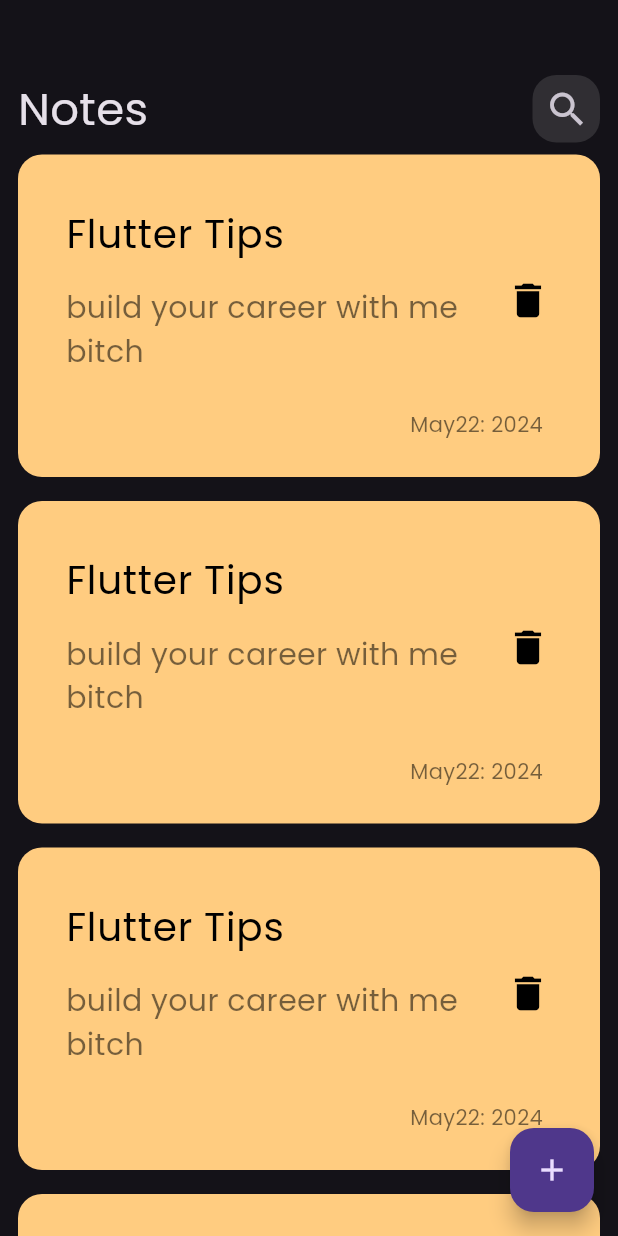
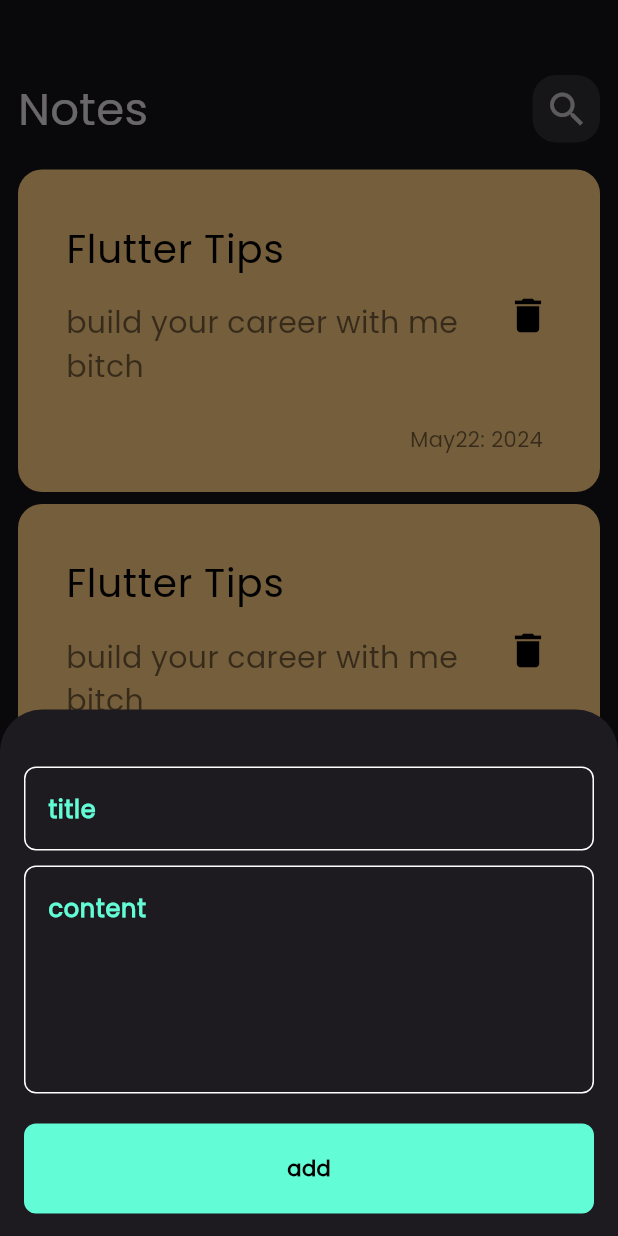
Before and after one commit to MustafaHassan22/note_app, a Flutter app: the screen it shows after launch, after a tap on the "add" icon, on a phone screen of 412 x 824 dp. Run offline on Flutter 3.47's test engine with Material 3 defaults, Android fonts, the phone set to English and light mode, and no system bars.

Commit message:
bottomSheet

```diff
--- /dev/null
+++ b/lib/constant.dart
@@ -0,0 +1,3 @@
+import 'package:flutter/material.dart';
+
+const kPrimaryColor = Color(0xff62FCD7);
--- a/lib/views/notes_view.dart
+++ b/lib/views/notes_view.dart
@@ -1,4 +1,6 @@
 import 'package:flutter/material.dart';
+import 'package:note_app/constant.dart';
+import 'package:note_app/views/widgets/botton_sheet.dart';
 import 'package:note_app/views/widgets/notes_view_body.dart';
 
 class NotesView extends StatelessWidget {
@@ -8,8 +10,16 @@ class NotesView extends StatelessWidget {
   Widget build(BuildContext context) {
     return Scaffold(
       floatingActionButton: FloatingActionButton(
-        onPressed: () {},
-        child: Icon(Icons.add),
+        backgroundColor: kPrimaryColor,
+        foregroundColor: Colors.black,
+        onPressed: () {
+          showModalBottomSheet(
+              context: context,
+              builder: (context) {
+                return const AddNoteBottomSheet();
+              });
+        },
+        child: const Icon(Icons.add),
       ),
       body: const NotesViewBody(),
     );
--- /dev/null
+++ b/lib/views/widgets/botton_sheet.dart
@@ -0,0 +1,40 @@
+import 'package:flutter/material.dart';
+import 'package:note_app/views/widgets/custom_button.dart';
+import 'package:note_app/views/widgets/custom_text_field.dart';
+
+class AddNoteBottomSheet extends StatelessWidget {
+  const AddNoteBottomSheet({super.key});
+
+  @override
+  Widget build(BuildContext context) {
+    return const Padding(
+      padding: EdgeInsets.symmetric(horizontal: 16),
+      child: SingleChildScrollView(
+        child: Column(
+          children: [
+            SizedBox(
+              height: 38,
+            ),
+            CustomTextField(
+              hintText: 'title',
+            ),
+            SizedBox(
+              height: 10,
+            ),
+            CustomTextField(
+              hintText: 'content',
+              maxLine: 5,
+            ),
+            SizedBox(
+              height: 20,
+            ),
+            CustomButton(),
+            SizedBox(
+              height: 15,
+            ),
+          ],
+        ),
+      ),
+    );
+  }
+}
--- /dev/null
+++ b/lib/views/widgets/custom_button.dart
@@ -0,0 +1,27 @@
+import 'package:flutter/material.dart';
+import 'package:note_app/constant.dart';
+
+class CustomButton extends StatelessWidget {
+  const CustomButton({super.key});
+
+  @override
+  Widget build(BuildContext context) {
+    return Container(
+      width: MediaQuery.of(context).size.width,
+      height: 60,
+      decoration: BoxDecoration(
+        color: kPrimaryColor,
+        borderRadius: BorderRadius.circular(8),
+      ),
+      child: const Center(
+        child: Text(
+          'add',
+          style: TextStyle(
+            color: Colors.black,
+            fontWeight: FontWeight.bold,
+          ),
+        ),
+      ),
+    );
+  }
+}
--- /dev/null
+++ b/lib/views/widgets/custom_text_field.dart
@@ -0,0 +1,29 @@
+import 'package:flutter/material.dart';
+import 'package:note_app/constant.dart';
+
+class CustomTextField extends StatelessWidget {
+  const CustomTextField({super.key, required this.hintText, this.maxLine = 1});
+  final String hintText;
+  final int maxLine;
+  @override
+  Widget build(BuildContext context) {
+    return TextField(
+      maxLines: maxLine,
+      cursorColor: kPrimaryColor,
+      decoration: InputDecoration(
+        hintText: hintText,
+        hintStyle: TextStyle(color: kPrimaryColor, fontWeight: FontWeight.bold),
+        border: buildBorder(),
+        enabledBorder: buildBorder(),
+        focusedBorder: buildBorder(kPrimaryColor),
+      ),
+    );
+  }
+
+  OutlineInputBorder buildBorder([Color]) {
+    return OutlineInputBorder(
+      borderRadius: BorderRadius.circular(8),
+      borderSide: BorderSide(color: Color ?? Colors.white),
+    );
+  }
+}
--- a/lib/views/widgets/note_list_view.dart
+++ b/lib/views/widgets/note_list_view.dart
@@ -6,11 +6,16 @@ class NotesListView extends StatelessWidget {
 
   @override
   Widget build(BuildContext context) {
-    return ListView.builder(itemBuilder: (context, index) {
-      return const Padding(
-        padding: EdgeInsets.symmetric(vertical: 8),
-        child: NoteItem(),
-      );
-    });
+    return Padding(
+      padding: const EdgeInsets.symmetric(vertical: 14),
+      child: ListView.builder(
+          padding: EdgeInsets.zero,
+          itemBuilder: (context, index) {
+            return const Padding(
+              padding: EdgeInsets.symmetric(vertical: 4),
+              child: NoteItem(),
+            );
+          }),
+    );
   }
 }
```
